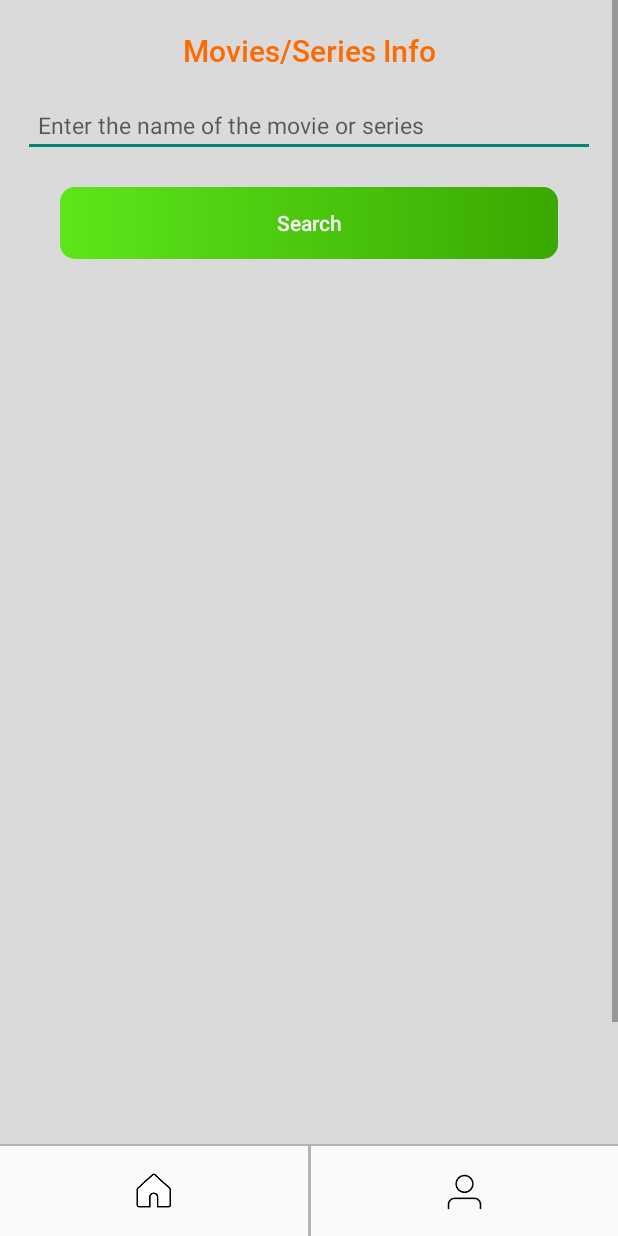
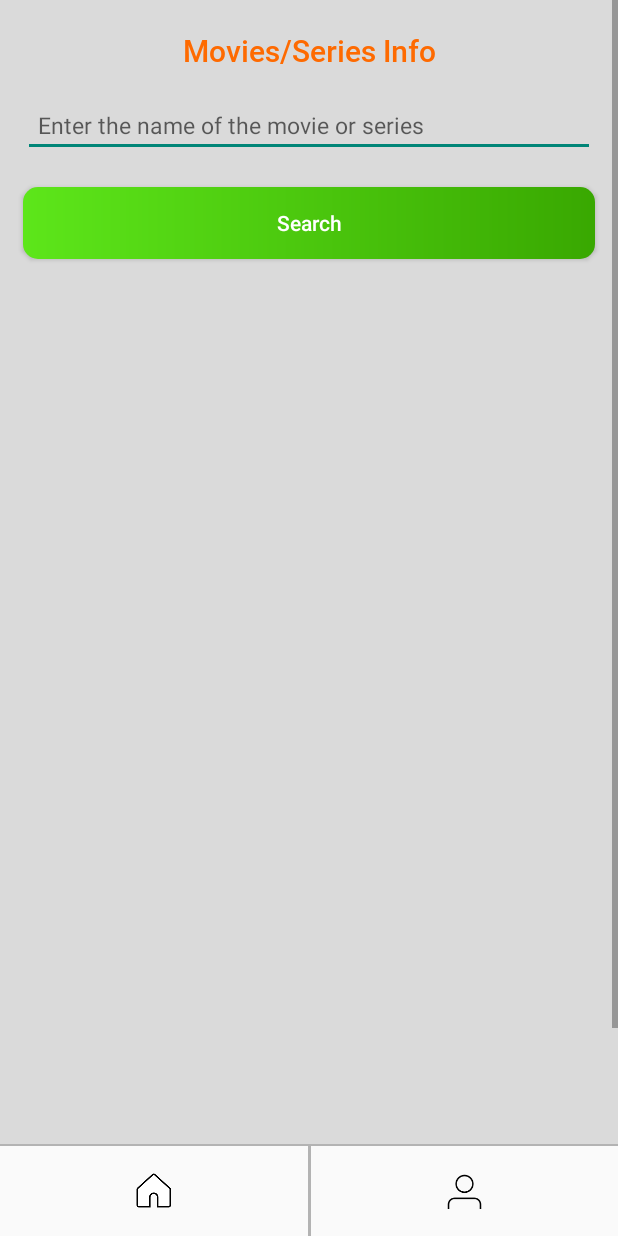
Before and after one commit to Giulio-Giu/MovieSearch, an Android app: the HomeActivity screen opened directly, with no data from a screen before it, on a phone screen of 412 x 824 dp. Run offline under Robolectric (Android 15) with nearby library versions, the phone set to English and light mode, and no system bars; pictures from the network do not load.

Commit message:
Alterando alguns atributos e criando tela de histórico de pesquisa

```diff
--- a/app/src/main/java/br/com/trabalhoomdb/models/account/Account.kt
+++ b/app/src/main/java/br/com/trabalhoomdb/models/account/Account.kt
@@ -7,4 +7,5 @@ class Account : Serializable {
     lateinit var email: String
     lateinit var password: String
     lateinit var name: String
+    lateinit var createdAt: String
 }
--- a/app/src/main/java/br/com/trabalhoomdb/ui/activities/HomeActivity.kt
+++ b/app/src/main/java/br/com/trabalhoomdb/ui/activities/HomeActivity.kt
@@ -4,6 +4,7 @@ import androidx.appcompat.app.AppCompatActivity
 import android.os.Bundle
 import androidx.fragment.app.Fragment
 import br.com.trabalhoomdb.R
+import br.com.trabalhoomdb.ui.fragments.HistoricFragment
 import br.com.trabalhoomdb.ui.fragments.HomeFragment
 import kotlinx.android.synthetic.main.activity_home.*
 
@@ -20,7 +21,7 @@ class HomeActivity : AppCompatActivity() {
         }
 
         btn_profile.setOnClickListener {
-
+            setFragment(HistoricFragment())
         }
     }
 
--- a/app/src/main/java/br/com/trabalhoomdb/ui/adapters/EpisodesAdapter.kt
+++ b/app/src/main/java/br/com/trabalhoomdb/ui/adapters/EpisodesAdapter.kt
@@ -1,10 +1,9 @@
-package br.com.trabalhoomdb.ui.adapters.omdb
+package br.com.trabalhoomdb.ui.adapters
 
 import android.content.Context
 import android.view.LayoutInflater
 import android.view.View
 import android.view.ViewGroup
-import android.widget.BaseAdapter
 import android.widget.TextView
 import androidx.recyclerview.widget.RecyclerView
 import br.com.trabalhoomdb.R
--- a/app/src/main/java/br/com/trabalhoomdb/ui/fragments/EpisodesFragment.kt
+++ b/app/src/main/java/br/com/trabalhoomdb/ui/fragments/EpisodesFragment.kt
@@ -9,13 +9,14 @@ import android.view.ViewGroup
 import android.widget.TextView
 import android.widget.Toast
 import androidx.recyclerview.widget.LinearLayoutManager
+import androidx.recyclerview.widget.RecyclerView
 
 import br.com.trabalhoomdb.R
 import br.com.trabalhoomdb.models.omdb.Episode
 import br.com.trabalhoomdb.models.omdb.ResponseEpisodes
 import br.com.trabalhoomdb.services.omdb.RetrofitInitializerOmdb
 import br.com.trabalhoomdb.ui.activities.HomeActivity
-import br.com.trabalhoomdb.ui.adapters.omdb.EpisodesAdapter
+import br.com.trabalhoomdb.ui.adapters.EpisodesAdapter
 import kotlinx.android.synthetic.main.fragment_episodes.*
 import retrofit2.Call
 import retrofit2.Callback
@@ -75,6 +76,7 @@ class EpisodesFragment : Fragment() {
                             resources.getString(R.string.fragmentEpisode_message_error_searchResult),
                             Toast.LENGTH_LONG
                         ).show()
+                        fragmentEpisode_recyclerView.visibility = RecyclerView.INVISIBLE
                         tv_fragmentEpisode_messageError.visibility = TextView.VISIBLE
                         tv_fragmentEpisode_messageError.text =
                             resources.getString(R.string.fragmentEpisode_message_error_searchResult)
--- a/app/src/main/res/layout/activity_home.xml
+++ b/app/src/main/res/layout/activity_home.xml
@@ -13,8 +13,8 @@
             android:layout_width="match_parent"
             android:layout_height="0dp"
             android:background="@color/white"
-            app:layout_constraintTop_toTopOf="parent"
-            app:layout_constraintBottom_toTopOf="@id/line">
+            app:layout_constraintBottom_toTopOf="@id/line"
+            app:layout_constraintTop_toTopOf="parent">
 
     </FrameLayout>
 
@@ -23,16 +23,16 @@
             android:layout_width="match_parent"
             android:layout_height="1dp"
             android:background="@color/gray"
-            app:layout_constraintTop_toBottomOf="@id/frame_layout"
-            app:layout_constraintBottom_toTopOf="@id/navbar"/>
+            app:layout_constraintBottom_toTopOf="@id/navbar"
+            app:layout_constraintTop_toBottomOf="@id/frame_layout"/>
 
     <LinearLayout
             android:id="@+id/navbar"
             android:layout_width="match_parent"
             android:layout_height="60dp"
-            app:layout_constraintBottom_toBottomOf="parent"
             android:background="@color/lightgray"
-            android:orientation="horizontal">
+            android:orientation="horizontal"
+            app:layout_constraintBottom_toBottomOf="parent">
 
         <ImageButton
                 android:id="@+id/btn_home"
@@ -40,7 +40,7 @@
                 android:layout_height="match_parent"
                 android:layout_weight="1"
                 android:background="@color/transparent"
-                android:src="@drawable/ic_home" />
+                android:src="@drawable/ic_home"/>
         <View
                 android:layout_width="2dp"
                 android:layout_height="match_parent"
@@ -52,7 +52,7 @@
                 android:layout_height="match_parent"
                 android:layout_weight="1"
                 android:background="@color/transparent"
-                android:src="@drawable/ic_profile" />
+                android:src="@drawable/ic_profile"/>
     </LinearLayout>
 
 </androidx.constraintlayout.widget.ConstraintLayout>
--- a/app/src/main/res/layout/activity_splash.xml
+++ b/app/src/main/res/layout/activity_splash.xml
@@ -1,5 +1,6 @@
 <?xml version="1.0" encoding="utf-8"?>
-<androidx.constraintlayout.widget.ConstraintLayout xmlns:android="http://schemas.android.com/apk/res/android"
+<androidx.constraintlayout.widget.ConstraintLayout
+        xmlns:android="http://schemas.android.com/apk/res/android"
         xmlns:app="http://schemas.android.com/apk/res-auto"
         xmlns:tools="http://schemas.android.com/tools"
         android:layout_width="match_parent"
@@ -12,11 +13,12 @@
             android:id="@+id/iv_main_logo"
             android:layout_width="200dp"
             android:layout_height="200dp"
+            android:background="@color/transparent"
             android:scaleType="centerCrop"
             android:src="@drawable/msi_logo"
             app:layout_constraintBottom_toBottomOf="parent"
             app:layout_constraintEnd_toEndOf="parent"
             app:layout_constraintStart_toStartOf="parent"
-            app:layout_constraintTop_toTopOf="parent" />
+            app:layout_constraintTop_toTopOf="parent"/>
 
 </androidx.constraintlayout.widget.ConstraintLayout>
--- a/app/src/main/res/layout/fragment_home.xml
+++ b/app/src/main/res/layout/fragment_home.xml
@@ -17,14 +17,17 @@
                 android:layout_width="match_parent"
                 android:layout_height="wrap_content"
                 android:layout_marginBottom="20dp">
+            <TextView
 
-            <TextView
                     android:id="@+id/tv_fragmentHome_title"
                     android:layout_width="match_parent"
                     android:layout_height="wrap_content"
-                    android:layout_marginHorizontal="15dp"
+                    android:layout_marginStart="15dp"
+                    android:layout_marginLeft="15dp"
+                    android:layout_marginEnd="15dp"
+                    android:layout_marginRight="15dp"
                     android:layout_marginTop="20dp"
-                    android:fontFamily="@font/robotomedium"
+                    app:fontFamily="@font/robotomedium"
                     android:gravity="center_horizontal"
                     android:text="@string/home_title"
                     android:textColor="@color/orange"
@@ -35,7 +38,10 @@
                     android:id="@+id/et_movieSearchHint"
                     android:layout_width="match_parent"
                     android:layout_height="wrap_content"
-                    android:layout_marginHorizontal="15dp"
+                    android:layout_marginStart="15dp"
+                    android:layout_marginLeft="15dp"
+                    android:layout_marginEnd="15dp"
+                    android:layout_marginRight="15dp"
                     android:layout_marginTop="15dp"
                     android:hint="@string/home_movieSearchHint"
                     android:paddingStart="10dp"
@@ -47,7 +53,10 @@
                     android:id="@+id/home_btn_search"
                     android:layout_width="match_parent"
                     android:layout_height="wrap_content"
-                    android:layout_marginHorizontal="40dp"
+                    android:layout_marginStart="15dp"
+                    android:layout_marginLeft="15dp"
+                    android:layout_marginEnd="15dp"
+                    android:layout_marginRight="15dp"
                     android:layout_marginTop="20dp"
                     android:background="@drawable/button_green"
                     android:text="@string/home_btn_search"
@@ -93,9 +102,12 @@
                         android:id="@+id/tv_movie_title"
                         android:layout_width="wrap_content"
                         android:layout_height="wrap_content"
-                        android:layout_marginHorizontal="15dp"
+                        android:layout_marginStart="15dp"
+                        android:layout_marginLeft="15dp"
+                        android:layout_marginEnd="15dp"
+                        android:layout_marginRight="15dp"
                         android:layout_marginTop="30dp"
-                        android:fontFamily="@font/robotomedium"
+                        app:fontFamily="@font/robotomedium"
                         android:text="@string/home_film_title"
                         android:textColor="@color/orange"
                         android:textSize="25sp"
@@ -106,10 +118,11 @@
                         android:id="@+id/iv_movie_star"
                         android:layout_width="28dp"
                         android:layout_height="28dp"
-                        android:layout_marginHorizontal="15dp"
-                        android:layout_marginTop="37dp"
+                        android:layout_marginStart="15dp"
+                        android:layout_marginLeft="15dp"
                         android:layout_marginEnd="5dp"
                         android:layout_marginRight="5dp"
+                        android:layout_marginTop="37dp"
                         android:scaleType="fitCenter"
                         android:src="@drawable/star"
                         app:layout_constraintEnd_toStartOf="@id/tv_movie_imdbRating"
@@ -122,7 +135,7 @@
                         android:layout_marginStart="1dp"
                         android:layout_marginLeft="1dp"
                         android:layout_marginTop="30dp"
-                        android:fontFamily="@font/robotomedium"
+                        app:fontFamily="@font/robotomedium"
                         android:text="@string/home_film_imdb_rating"
                         android:textSize="20sp"
                         app:layout_constraintEnd_toStartOf="@id/tv_movie_imdbRating_total"
@@ -135,7 +148,7 @@
                         android:layout_marginTop="38dp"
                         android:layout_marginEnd="20dp"
                         android:layout_marginRight="20dp"
-                        android:fontFamily="@font/robotoregular"
+                        app:fontFamily="@font/robotoregular"
                         android:text="@string/home_film_imdb_rating_total"
                         android:textSize="13sp"
                         app:layout_constraintEnd_toEndOf="parent"
@@ -146,7 +159,7 @@
                         android:layout_width="wrap_content"
                         android:layout_height="wrap_content"
                         android:layout_marginTop="52dp"
-                        android:fontFamily="@font/robotoregular"
+                        app:fontFamily="@font/robotoregular"
                         android:text="@string/home_film_imdb_votes"
                         android:textSize="11sp"
                         app:layout_constraintStart_toStartOf="@id/tv_movie_imdbRating"
@@ -159,7 +172,7 @@
                         android:layout_marginStart="15dp"
                         android:layout_marginLeft="15dp"
                         android:layout_marginTop="10dp"
-                        android:fontFamily="@font/robotoregular"
+                        app:fontFamily="@font/robotoregular"
                         android:text="@string/home_film_type"
                         android:textSize="13sp"
                         app:layout_constraintStart_toStartOf="parent"
@@ -183,7 +196,7 @@
                         android:layout_marginStart="7dp"
                         android:layout_marginLeft="7dp"
                         android:layout_marginTop="10dp"
-                        android:fontFamily="@font/robotoregular"
+                        app:fontFamily="@font/robotoregular"
                         android:text="@string/home_film_runtime"
                         android:textSize="13sp"
                         app:layout_constraintStart_toEndOf="@id/view_left_runtime"
@@ -207,7 +220,7 @@
                         android:layout_marginStart="7dp"
                         android:layout_marginLeft="7dp"
                         android:layout_marginTop="10dp"
-                        android:fontFamily="@font/robotoregular"
+                        app:fontFamily="@font/robotoregular"
                         android:text="@string/home_film_released"
                         android:textSize="13sp"
                         app:layout_constraintStart_toEndOf="@id/view_left_released"
@@ -231,7 +244,7 @@
                         android:layout_marginStart="7dp"
                         android:layout_marginLeft="7dp"
                         android:layout_marginTop="10dp"
-                        android:fontFamily="@font/robotoregular"
+                        app:fontFamily="@font/robotoregular"
                         android:text="@string/home_series_year"
                         android:textSize="13sp"
                         app:layout_constraintStart_toEndOf="@id/view_left_year"
@@ -255,7 +268,7 @@
                         android:layout_marginStart="7dp"
                         android:layout_marginLeft="7dp"
                         android:layout_marginTop="10dp"
-                        android:fontFamily="@font/robotoregular"
+                        app:fontFamily="@font/robotoregular"
                         android:text="@string/home_film_country"
                         android:textSize="13sp"
                         app:layout_constraintStart_toEndOf="@id/view_left_country"
@@ -274,8 +287,11 @@
                         android:layout_width="match_parent"
                         android:layout_height="wrap_content"
                         android:layout_marginTop="15dp"
-                        android:fontFamily="@font/robotomedium"
-                        android:paddingHorizontal="15dp"
+                        app:fontFamily="@font/robotoregular"
+                        android:paddingStart="15dp"
+                        android:paddingEnd="15dp"
+                        android:paddingLeft="15dp"
+                        android:paddingRight="15dp"
                         android:text="@string/home_series_episodeGuide"
                         android:textSize="16sp"
                         app:layout_constraintStart_toStartOf="parent"
@@ -285,8 +301,11 @@
                         android:id="@+id/tv_movie_totalSeasons"
                         android:layout_width="match_parent"
                         android:layout_height="wrap_content"
-                        android:fontFamily="@font/robotoregular"
-                        android:paddingHorizontal="16dp"
+                        app:fontFamily="@font/robotoregular"
+                        android:paddingStart="16dp"
+                        android:paddingEnd="16dp"
+                        android:paddingLeft="16dp"
+                        android:paddingRight="16dp"
                         android:text="@string/home_series_totalSeasons"
                         android:textSize="13sp"
                         app:layout_constraintStart_toStartOf="parent"
@@ -315,7 +334,10 @@
                         android:id="@+id/iv_movie_poster"
                         android:layout_width="match_parent"
                         android:layout_height="270dp"
-                        android:layout_marginHorizontal="15dp"
+                        android:layout_marginStart="15dp"
+                        android:layout_marginLeft="15dp"
+                        android:layout_marginEnd="15dp"
+                        android:layout_marginRight="15dp"
                         android:layout_marginTop="10dp"
                         app:layout_constraintTop_toBottomOf="@id/view_below_totalSeasons"/>
 
@@ -323,12 +345,15 @@
                         android:id="@+id/tv_movie_plot"
                         android:layout_width="350dp"
                         android:layout_height="wrap_content"
-                        android:layout_marginTop="15dp"
-                        android:layout_marginHorizontal="10dp"
-                        android:fontFamily="@font/robotoregular"
+                        android:layout_marginStart="10dp"
+                        android:layout_marginLeft="10dp"
+                        android:layout_marginEnd="10dp"
+                        android:layout_marginRight="10dp"
+                        android:layout_marginTop="10dp"
+                        app:fontFamily="@font/robotoregular"
+                        android:gravity="center_horizontal"
                         android:paddingBottom="20dp"
                         android:text="@string/home_film_plot"
-                        android:gravity="center_horizontal"
                         android:textSize="16sp"
                         app:layout_constraintEnd_toEndOf="parent"
                         app:layout_constraintStart_toStartOf="parent"
@@ -341,7 +366,7 @@
                         android:layout_marginStart="15dp"
                         android:layout_marginLeft="15dp"
                         android:layout_marginTop="5dp"
-                        android:fontFamily="@font/robotomedium"
+                        app:fontFamily="@font/robotoregular"
                         android:text="@string/home_movie_director_title"
                         android:textSize="17sp"
                         app:layout_constraintStart_toStartOf="parent"
@@ -356,7 +381,7 @@
                         android:layout_marginTop="8dp"
                         android:layout_marginEnd="15dp"
                         android:layout_marginRight="15dp"
-                        android:fontFamily="@font/robotoregular"
+                        app:fontFamily="@font/robotoregular"
                         android:text="@string/home_movie_director"
                         android:textSize="14sp"
                         app:layout_constraintEnd_toEndOf="parent"
@@ -370,7 +395,7 @@
                         android:layout_marginStart="15dp"
                         android:layout_marginLeft="15dp"
                         android:layout_marginTop="5dp"
-                        android:fontFamily="@font/robotomedium"
+                        app:fontFamily="@font/robotoregular"
                         android:text="@string/home_movie_boxOffice_title"
                         android:textSize="17sp"
                         app:layout_constraintStart_toStartOf="parent"
@@ -385,7 +410,7 @@
                         android:layout_marginTop="8dp"
                         android:layout_marginEnd="15dp"
                         android:layout_marginRight="15dp"
-                        android:fontFamily="@font/robotoregular"
+                        app:fontFamily="@font/robotoregular"
                         android:text="@string/home_movie_boxOffice"
                         android:textSize="14sp"
                         app:layout_constraintEnd_toEndOf="parent"
@@ -399,7 +424,7 @@
                         android:layout_marginStart="15dp"
                         android:layout_marginLeft="15dp"
                         android:layout_marginTop="5dp"
-                        android:fontFamily="@font/robotomedium"
+                        app:fontFamily="@font/robotoregular"
                         android:text="@string/home_movie_production_title"
                         android:textSize="17sp"
                         app:layout_constraintStart_toStartOf="parent"
@@ -414,7 +439,7 @@
                         android:layout_marginTop="8dp"
                         android:layout_marginEnd="15dp"
                         android:layout_marginRight="15dp"
-                        android:fontFamily="@font/robotoregular"
+                        app:fontFamily="@font/robotoregular"
                         android:text="@string/home_movie_production"
                         android:textSize="14sp"
                         app:layout_constraintEnd_toEndOf="parent"
@@ -428,7 +453,7 @@
                         android:layout_marginStart="15dp"
                         android:layout_marginLeft="15dp"
                         android:layout_marginTop="5dp"
-                        android:fontFamily="@font/robotomedium"
+                        app:fontFamily="@font/robotoregular"
                         android:text="@string/home_film_genre_title"
                         android:textSize="17sp"
                         app:layout_constraintStart_toStartOf="parent"
@@ -443,7 +468,7 @@
                         android:layout_marginTop="8dp"
                         android:layout_marginEnd="15dp"
                         android:layout_marginRight="15dp"
-                        android:fontFamily="@font/robotoregular"
+                        app:fontFamily="@font/robotoregular"
                         android:text="@string/home_film_genre"
                         android:textSize="14sp"
                         app:layout_constraintEnd_toEndOf="parent"
@@ -458,7 +483,7 @@
                         android:layout_marginStart="15dp"
                         android:layout_marginLeft="15dp"
                         android:layout_marginTop="5dp"
-                        android:fontFamily="@font/robotomedium"
+                        app:fontFamily="@font/robotoregular"
                         android:text="@string/home_film_actors_title"
                         android:textSize="17sp"
                         app:layout_constraintStart_toStartOf="parent"
@@ -473,7 +498,7 @@
                         android:layout_marginTop="8dp"
                         android:layout_marginEnd="15dp"
                         android:layout_marginRight="15dp"
-                        android:fontFamily="@font/robotoregular"
+                        app:fontFamily="@font/robotoregular"
                         android:text="@string/home_film_actors"
                         android:textSize="14sp"
                         app:layout_constraintEnd_toEndOf="parent"
@@ -487,7 +512,7 @@
                         android:layout_marginStart="15dp"
                         android:layout_marginLeft="15dp"
                         android:layout_marginTop="5dp"
-                        android:fontFamily="@font/robotomedium"
+                        app:fontFamily="@font/robotoregular"
                         android:text="@string/home_film_writers_title"
                         android:textSize="17sp"
                         app:layout_constraintStart_toStartOf="parent"
@@ -502,7 +527,7 @@
                         android:layout_marginTop="8dp"
                         android:layout_marginEnd="15dp"
                         android:layout_marginRight="15dp"
-                        android:fontFamily="@font/robotoregular"
+                        app:fontFamily="@font/robotoregular"
                         android:text="@string/home_film_writers"
                         android:textSize="14sp"
                         app:layout_constraintEnd_toEndOf="parent"
@@ -516,7 +541,7 @@
                         android:layout_marginStart="15dp"
                         android:layout_marginLeft="15dp"
                         android:layout_marginTop="5dp"
-                        android:fontFamily="@font/robotomedium"
+                        app:fontFamily="@font/robotoregular"
                         android:text="@string/home_film_awards_title"
                         android:textSize="17sp"
                         app:layout_constraintStart_toStartOf="parent"
@@ -531,7 +556,7 @@
                         android:layout_marginTop="8dp"
                         android:layout_marginEnd="15dp"
                         android:layout_marginRight="15dp"
-                        android:fontFamily="@font/robotoregular"
+                        app:fontFamily="@font/robotoregular"
                         android:text="@string/home_film_awards"
                         android:textSize="14sp"
                         app:layout_constraintEnd_toEndOf="parent"
```
Also changed, not shown: app/src/main/AndroidManifest.xml (+9 -9 lines), app/src/main/java/br/com/trabalhoomdb/ui/adapters/HistoricAdapter.kt (added, +30 -0 lines), app/src/main/java/br/com/trabalhoomdb/ui/fragments/HistoricFragment.kt (added, +44 -0 lines), app/src/main/res/layout/activity_forgot_password.xml (+13 -11 lines), app/src/main/res/layout/activity_sign_in.xml (+20 -16 lines), app/src/main/res/layout/activity_sign_up.xml (+13 -12 lines), app/src/main/res/layout/fragment_episodes.xml (+5 -4 lines), app/src/main/res/layout/fragment_historic.xml (added, +46 -0 lines), app/src/main/res/layout/fragment_profile.xml (+7 -10 lines), app/src/main/res/layout/item_episode.xml (+9 -8 lines), app/src/main/res/layout/item_historic.xml (added, +52 -0 lines), app/src/main/res/values/strings.xml (+12 -3 lines), app/src/main/res/mipmap-xxxhdpi/msi_logo.png (added).
